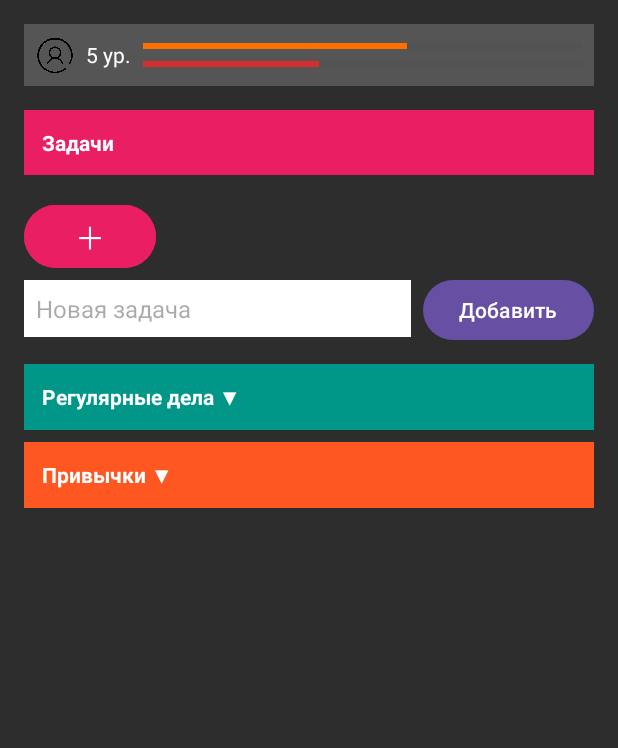
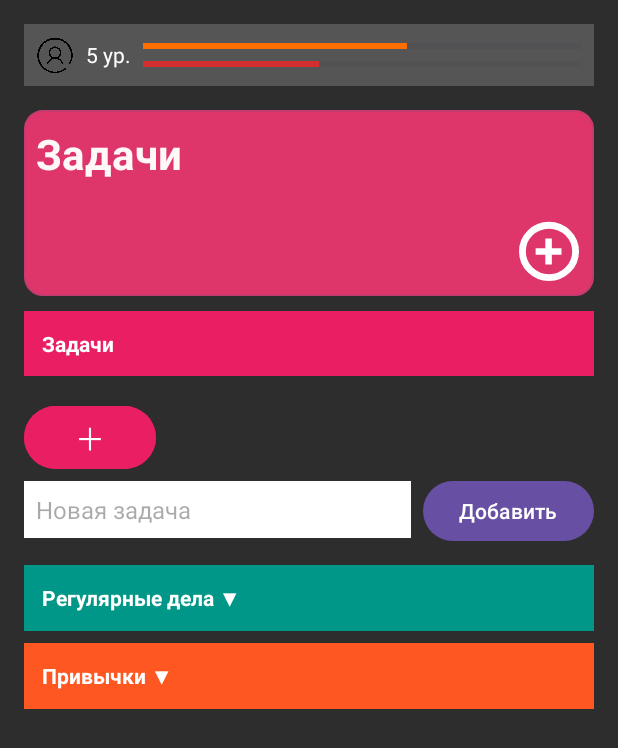
Before and after one commit to alphbta/Habit-Forge-app, an Android app: the layout activity_main.xml on its own in the app's theme, with its tools: preview values and no code run, on a phone screen of 412 x 824 dp. Shown: the top 748 px of the screen. Run offline under Robolectric (Android 15) with nearby library versions, the light colour scheme and no system bars.

Commit message:
создал классы-таблицы, к классу задач создал класс с логикой работы с базой данных; реализовал базовое добавление задач и его вывод на экран через recyclerview; немного оформил блок список задач

```diff
--- a/app/build.gradle.kts
+++ b/app/build.gradle.kts
@@ -36,12 +36,12 @@ android {
 }
 
 dependencies {
-
     implementation(libs.androidx.core.ktx)
     implementation(libs.androidx.appcompat)
     implementation(libs.material)
     implementation(libs.androidx.activity)
     implementation(libs.androidx.constraintlayout)
+    implementation("com.google.code.gson:gson:2.11.0")
     testImplementation(libs.junit)
     androidTestImplementation(libs.androidx.junit)
     androidTestImplementation(libs.androidx.espresso.core)
--- a/app/src/main/java/com/alphbta/habitforge/StatsManager.kt
+++ b/app/src/main/java/com/alphbta/habitforge/StatsManager.kt
@@ -24,7 +24,7 @@ object StatsManager {
         val prefs = context.getSharedPreferences(PREF_NAME, Context.MODE_PRIVATE)
         return mapOf(
             "hp" to prefs.getInt("hp", 50),
-            "human_health" to prefs.getInt("human_health", 0),
+            "physique" to prefs.getInt("physique", 0),
             "intelligence" to prefs.getInt("intelligence", 0),
             "creativity" to prefs.getInt("creativity", 0),
             "charisma" to prefs.getInt("charisma", 0)
--- /dev/null
+++ b/app/src/main/java/com/alphbta/habitforge/Subtask.kt
@@ -0,0 +1,6 @@
+package com.alphbta.habitforge
+
+data class Subtask(
+    val text: String,
+    val isDone: Boolean = false
+)
--- /dev/null
+++ b/app/src/main/res/drawable/bg_rounded_box_tasks.xml
@@ -0,0 +1,6 @@
+<shape xmlns:android="http://schemas.android.com/apk/res/android"
+    android:shape="rectangle">
+    <solid android:color="#DE366A" />
+    <corners android:radius="12dp" />
+    <stroke android:width="1dp" android:color="#C63B6F"/>
+</shape>
--- /dev/null
+++ b/app/src/main/res/drawable/bg_rounded_box_tasks_item.xml
@@ -0,0 +1,6 @@
+<shape xmlns:android="http://schemas.android.com/apk/res/android"
+    android:shape="rectangle">
+    <solid android:color="#C63B6F" />
+    <corners android:radius="12dp" />
+    <stroke android:width="1dp" android:color="#C63B6F"/>
+</shape>
--- a/app/src/main/res/drawable/ic_add.xml
+++ b/app/src/main/res/drawable/ic_add.xml
@@ -1,5 +1,14 @@
-<vector xmlns:android="http://schemas.android.com/apk/res/android" android:height="24dp" android:tint="#FFFFFF" android:viewportHeight="24" android:viewportWidth="24" android:width="24dp">
-
-    <path android:fillColor="@android:color/white" android:pathData="M19,13h-6v6h-2v-6H5v-2h6V5h2v6h6v2z"/>
-
+<vector xmlns:android="http://schemas.android.com/apk/res/android"
+    android:width="70dp"
+    android:height="70dp"
+    android:viewportWidth="70"
+    android:viewportHeight="70">
+  <path
+      android:pathData="M35,4.921C52.171,4.921 66,18.644 66,35.46C66,52.277 52.171,66 35,66C17.829,66 4,52.277 4,35.46C4,18.644 17.829,4.921 35,4.921Z"
+      android:strokeWidth="8"
+      android:fillColor="#00000000"
+      android:strokeColor="#ffffff"/>
+  <path
+      android:pathData="M30.686,50.635V20.465H38.314V50.635H30.686ZM19.415,39.364V31.736H49.585V39.364H19.415Z"
+      android:fillColor="#ffffff"/>
 </vector>
--- a/app/src/main/res/layout/activity_main.xml
+++ b/app/src/main/res/layout/activity_main.xml
@@ -1,4 +1,5 @@
 <LinearLayout xmlns:android="http://schemas.android.com/apk/res/android"
+    xmlns:app="http://schemas.android.com/apk/res-auto"
     android:orientation="vertical"
     android:background="#2D2D2D"
     android:layout_width="match_parent"
@@ -23,7 +24,6 @@
 
         <TextView
             android:text="5 ур."
-            android:textColor="#FFFFFF"
             android:textSize="14sp"
             android:layout_marginEnd="8dp"
             android:layout_width="wrap_content"
@@ -52,6 +52,43 @@
                 android:progressTint="#D32F2F" />
         </LinearLayout>
     </LinearLayout>
+
+    <LinearLayout
+        android:layout_width="match_parent"
+        android:layout_height="wrap_content"
+        android:background="@drawable/bg_rounded_box_tasks"
+        android:orientation="vertical"
+        android:layout_marginBottom="10dp">
+
+        <TextView
+            android:layout_width="wrap_content"
+            android:layout_height="wrap_content"
+            android:text="Задачи"
+            android:textSize="28sp"
+            android:textStyle="bold"
+            android:textColor="#FFF8F8"
+            android:layout_marginStart="8dp"
+            android:layout_marginTop="10dp"/>
+
+        <androidx.recyclerview.widget.RecyclerView
+            android:id="@+id/taskList"
+            android:layout_width="match_parent"
+            android:layout_height="wrap_content"
+            android:layout_marginTop="10dp"
+            android:layout_marginStart="12dp"
+            android:layout_marginEnd="12dp"/>
+
+        <ImageView
+            android:id="@+id/addTask"
+            android:layout_width="40dp"
+            android:layout_height="40dp"
+            android:src="@drawable/ic_add"
+            android:layout_gravity="end"
+            android:layout_marginEnd="10dp"
+            android:layout_marginBottom="10dp"
+            android:layout_marginTop="16dp"/>
+    </LinearLayout>
+
     <TextView
         android:id="@+id/tasksHeader"
         android:layout_width="match_parent"
@@ -60,8 +97,8 @@
         android:background="#E91E63"
         android:padding="12dp"
         android:text="Задачи"
-        android:textColor="#FFFFFF"
         android:textStyle="bold" />
+
     <Button
         android:id="@+id/addNewTaskButton"
         android:text="＋"
@@ -118,7 +155,6 @@
         android:background="#009688"
         android:padding="12dp"
         android:text="Регулярные дела ▼"
-        android:textColor="#FFFFFF"
         android:textStyle="bold" />
 
     <TextView
@@ -129,6 +165,5 @@
         android:background="#FF5722"
         android:padding="12dp"
         android:text="Привычки ▼"
-        android:textColor="#FFFFFF"
         android:textStyle="bold" />
 </LinearLayout>
--- a/app/src/main/res/values/themes.xml
+++ b/app/src/main/res/values/themes.xml
@@ -3,6 +3,7 @@
     <style name="Base.Theme.HabitForge" parent="Theme.Material3.DayNight.NoActionBar">
         <!-- Customize your light theme here. -->
         <!-- <item name="colorPrimary">@color/my_light_primary</item> -->
+        <item name="android:textColor">#FFFFFF</item>
     </style>
 
     <style name="Theme.HabitForge" parent="Base.Theme.HabitForge" />
```
Also changed, not shown: app/src/main/java/com/alphbta/habitforge/AddTaskActivity.kt (+20 -5 lines), app/src/main/java/com/alphbta/habitforge/DbHelper.kt (+47 -3 lines), app/src/main/java/com/alphbta/habitforge/Habit.kt (added, +17 -0 lines), app/src/main/java/com/alphbta/habitforge/MainActivity.kt (+86 -63 lines), app/src/main/java/com/alphbta/habitforge/RepetitiveTask.kt (added, +16 -0 lines), app/src/main/java/com/alphbta/habitforge/Task.kt (added, +14 -0 lines), app/src/main/java/com/alphbta/habitforge/TaskAdapter.kt (+15 -4 lines), app/src/main/java/com/alphbta/habitforge/TaskRepository.kt (added, +66 -0 lines), app/src/main/res/drawable/ic_calendar.xml (added, +50 -0 lines), app/src/main/res/layout/activity_add_task.xml (+11 -1 lines), app/src/main/res/layout/item_task.xml (added, +63 -0 lines).
